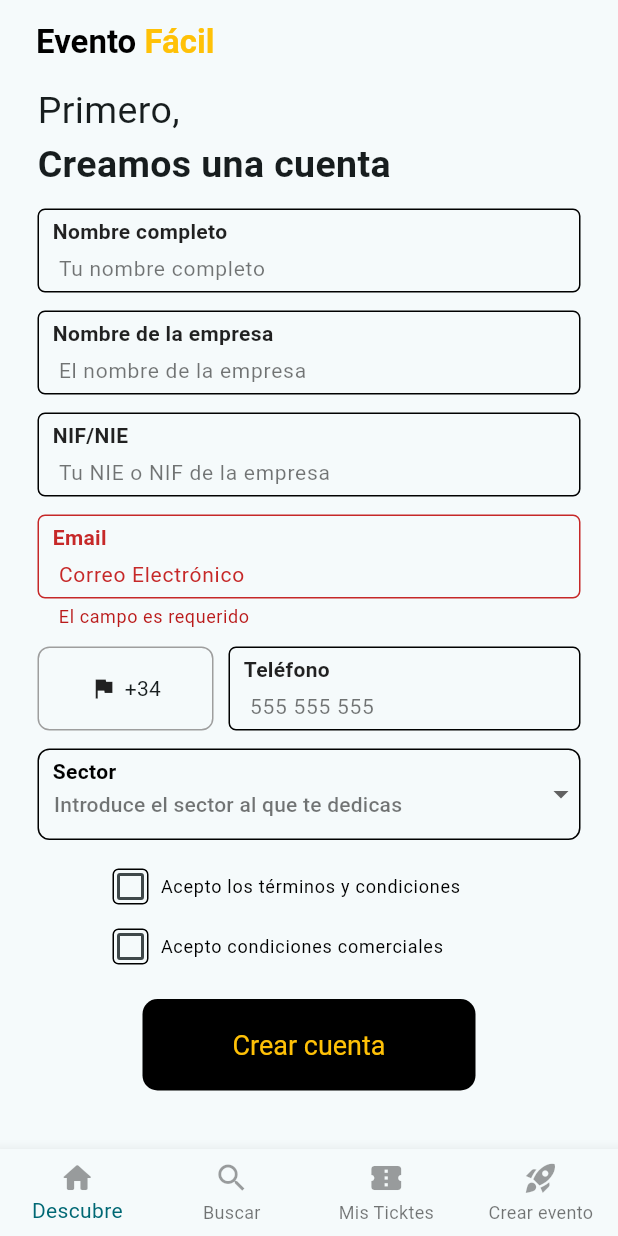
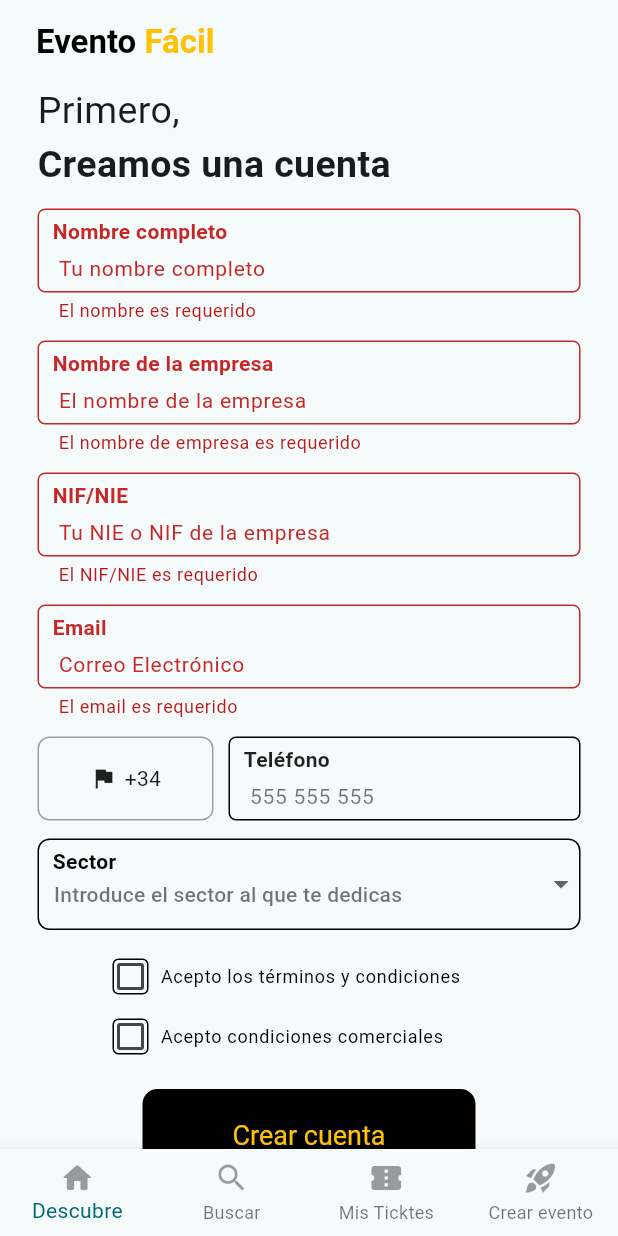
Before and after one commit to ebertmillar/eventos_app, a Flutter app: the screen it shows after launch, after a tap on "Crear cuenta", on a phone screen of 412 x 824 dp. Run offline on Flutter 3.47's test engine with Material 3 defaults, Android fonts, the phone set to English and light mode, and no system bars; our stand-ins replace dio, flutter_dotenv, flutter_riverpod, formz, intl_phone_number_input, mask_text_input_formatter.

Commit message:
se agrego validacion phone, modificar

```diff
--- a/lib/presentation/providers/providers.dart
+++ b/lib/presentation/providers/providers.dart
@@ -0,0 +1,2 @@
+export 'auth_provider.dart';
+export 'register_form_provider.dart';
--- a/lib/presentation/providers/register_form_provider.dart
+++ b/lib/presentation/providers/register_form_provider.dart
@@ -1,9 +1,11 @@
 //! state provider
 
 import 'package:eventos_app/presentation/providers/auth_provider.dart';
-import 'package:eventos_app/presentation/shared/infrastucture/inputs/email.dart';
+import 'package:eventos_app/presentation/shared/infrastucture/inputs/phone.dart';
+import 'package:eventos_app/presentation/shared/shared.dart';
 import 'package:flutter_riverpod/flutter_riverpod.dart';
 import 'package:formz/formz.dart';
+import 'package:intl_phone_number_input/intl_phone_number_input.dart';
 
 final registerFormProvider = StateNotifierProvider.autoDispose<RegisterFormNotifier,RegisterFormState>((ref) {
 
@@ -22,27 +24,44 @@ class RegisterFormNotifier extends StateNotifier<RegisterFormState> {
   }): super(RegisterFormState());
 
   void onFullNameChanged(String value) {
-    state = state.copyWith(fullName: value);
+    final newFullName = FullName.dirty(value: value);
+    state = state.copyWith(
+      fullName: newFullName,
+      isValid: Formz.validate([newFullName, state.companyName, state.nif, state.email])
+    );
   }
 
   void onCompanyNameChanged(String value) {
-    state = state.copyWith(companyName: value);
+    final newCompanyName = CompanyName.dirty(value: value);
+    state = state.copyWith(
+      companyName: newCompanyName,
+      isValid: Formz.validate([newCompanyName, state.fullName, state.nif, state.email])
+    );
   }
 
   void onNifChanged(String value) {
-    state = state.copyWith(nif: value);
+    final newNif = NifNie.dirty(value: value);
+    state = state.copyWith(
+      nif: newNif,
+      isValid: Formz.validate([newNif, state.fullName, state.nif, state.email])
+    );
   }
 
   void onEmailChanged(String value) {
     final newEmail = Email.dirty(value: value);
     state = state.copyWith(
       email: newEmail,
-      isValid: Formz.validate([newEmail]),
+      isValid: Formz.validate([newEmail, state.fullName, state.companyName, state.nif]),
     );
   }
 
   void onTelefonoChanged(String value) {
-    state = state.copyWith(telefono: value);
+    //state = state.copyWith(telefono: value);
+    final newTelefono = Phone.dirty(value: value);
+    state = state.copyWith(
+      telefono: newTelefono,
+      isValid: Formz.validate([newTelefono, state.fullName, state.companyName, state.nif, state.email])
+    );
   }
 
   void onSectorChanged(String value) {
@@ -65,11 +84,11 @@ class RegisterFormNotifier extends StateNotifier<RegisterFormState> {
     if(!state.isValid) return;
 
     await registerUserCallback(
-    state.fullName,
-    state.companyName,
-    state.nif,
+    state.fullName.value,
+    state.companyName.value,
+    state.nif.value,
     state.email.value,
-    state.telefono,
+    state.telefono.value,
     state.sector,
     state.aceptaTerminos,
     state.aceptaComunicaciones ?? false
@@ -82,10 +101,10 @@ class RegisterFormNotifier extends StateNotifier<RegisterFormState> {
 
   _touchEveryField() {
     final email = Email.dirty(value: state.email.value);
-    final fullName = state.fullName.isNotEmpty ? state.fullName : 'El campo es requerido';
-    final companyName = state.companyName.isNotEmpty ? state.companyName : 'El campo es requerido';
-    final nif = state.nif.isNotEmpty ? state.nif : 'El campo es requerido';
-    final telefono = state.telefono.isNotEmpty ? state.telefono : 'El campo es requerido';
+    final fullName = FullName.dirty(value: state.fullName.value);
+    final companyName = CompanyName.dirty(value: state.companyName.value);
+    final nif = NifNie.dirty(value: state.nif.value);
+    final telefono = Phone.dirty(value: state.telefono.value);
     final sector = state.sector.isNotEmpty ? state.sector : 'El campo es requerido';
 
     final aceptaTerminos = state.aceptaTerminos;
@@ -102,7 +121,7 @@ class RegisterFormNotifier extends StateNotifier<RegisterFormState> {
       sector: sector,
       aceptaTerminos: aceptaTerminos,
       aceptaComunicaciones: aceptaComunicaciones,
-      isValid: Formz.validate([email]),
+      isValid: Formz.validate([email , nif]),
     );
   }
 
@@ -113,11 +132,11 @@ class RegisterFormState{
   final bool isPosting;
   final bool isFormPosted;
   final bool isValid;
-  final String fullName;
-  final String companyName;
-  final String nif;
+  final FullName fullName;
+  final CompanyName companyName;
+  final NifNie nif;
   final Email email;
-  final String telefono;
+  final Phone telefono;
   final String sector;
   final bool aceptaTerminos;
   final bool? aceptaComunicaciones;
@@ -126,11 +145,11 @@ class RegisterFormState{
     this.isPosting = false,
     this.isFormPosted= false,
     this.isValid = false,
-    this.fullName = '',
-    this.companyName = '',
-    this.nif ='',
+    this.fullName = const FullName.pure(),
+    this.companyName = const CompanyName.pure(),
+    this.nif = const NifNie.pure(),
     this.email = const Email.pure(),
-    this.telefono ='' ,
+    this.telefono = const Phone.pure() ,
     this.sector ='',
     this.aceptaTerminos = false,
     this.aceptaComunicaciones = false
@@ -140,11 +159,11 @@ class RegisterFormState{
     bool? isPosting,
     bool? isFormPosted,
     bool? isValid,
-    String? fullName,
-    String? companyName,
-    String? nif,
+    FullName? fullName,
+    CompanyName? companyName,
+    NifNie? nif,
     Email? email,
-    String? telefono,
+    Phone? telefono,
     String? sector,
     bool? aceptaTerminos,
     bool? aceptaComunicaciones,
--- a/lib/presentation/screens/register_user_screen.dart
+++ b/lib/presentation/screens/register_user_screen.dart
@@ -81,6 +81,7 @@ class _RegisterForm extends ConsumerWidget {
             hint: 'Tu nombre completo',
             keyboardType: TextInputType.text,
             onChanged: ref.read(registerFormProvider.notifier).onFullNameChanged,
+            errorMessage: registerForm.isFormPosted ? registerForm.fullName.errorMessage : null,
           ),
 
           CustomTextFormField(
@@ -88,6 +89,7 @@ class _RegisterForm extends ConsumerWidget {
             hint: 'El nombre de la empresa',
             keyboardType: TextInputType.text,
             onChanged: ref.read(registerFormProvider.notifier).onCompanyNameChanged,
+            errorMessage: registerForm.isFormPosted ? registerForm.companyName.errorMessage : null,
           ),
 
           CustomTextFormField(
@@ -95,6 +97,7 @@ class _RegisterForm extends ConsumerWidget {
             hint: 'Tu NIE o NIF de la empresa',
             keyboardType: TextInputType.text,
             onChanged: ref.read(registerFormProvider.notifier).onNifChanged,
+            errorMessage: registerForm.isFormPosted ? registerForm.nif.errorMessage : null,
           ),
 
           CustomTextFormField(
@@ -135,6 +138,7 @@ class _RegisterForm extends ConsumerWidget {
 
                 child: CustomTextFormField(
                   onChanged: ref.read(registerFormProvider.notifier).onTelefonoChanged,
+                  keyboardType: TextInputType.number,
                   label: 'Teléfono',
                   hint: '555 555 555'
                 ),
--- /dev/null
+++ b/lib/presentation/shared/infrastucture/inputs/company_name.dart
@@ -0,0 +1,36 @@
+import 'package:formz/formz.dart';
+
+// Definir los errores de validación
+enum CompanyNameError { empty, format }
+
+// Extender FormzInput y proporcionar el tipo de entrada y el tipo de error.
+class CompanyName extends FormzInput<String, CompanyNameError> {
+  // Expresión regular para permitir letras, números, espacios y algunos caracteres especiales comunes en nombres de empresas (como punto, coma, y, y guion)
+  static final RegExp companyNameRegExp = RegExp(r'^[a-zA-Z0-9\s,\.&-]+$');
+
+  // Llamar a super.pure para representar una entrada de formulario no modificada.
+  const CompanyName.pure() : super.pure('');
+
+  // Llamar a super.dirty para representar una entrada de formulario modificada.
+  const CompanyName.dirty({String value = ''}) : super.dirty(value);
+
+  // Obtener el mensaje de error
+  String? get errorMessage {
+    if (isValid || isPure) return null;
+
+    if (displayError == CompanyNameError.empty) return 'El nombre de empresa es requerido';
+    if (displayError == CompanyNameError.format) {
+      return 'El nombre de la empresa solo puede contener letras, números, espacios y algunos caracteres especiales como ., -, y &';
+    }
+
+    return null;
+  }
+
+  // Sobrescribir el validador para manejar la validación de un valor de entrada dado
+  @override
+  CompanyNameError? validator(String value) {
+    if (value.isEmpty || value.trim().isEmpty) return CompanyNameError.empty;
+    if (!companyNameRegExp.hasMatch(value)) return CompanyNameError.format;
+    return null;
+  }
+}
--- a/lib/presentation/shared/infrastucture/inputs/email.dart
+++ b/lib/presentation/shared/infrastucture/inputs/email.dart
@@ -18,7 +18,7 @@ class Email extends FormzInput<String, EmailError> {
   String? get errorMessage {
     if (isValid || isPure) return null;
 
-    if (displayError == EmailError.empty) return 'El campo es requerido';
+    if (displayError == EmailError.empty) return 'El email es requerido';
     if (displayError == EmailError.format) {
       return 'No tiene formato de correo electrónico';
     }
--- /dev/null
+++ b/lib/presentation/shared/infrastucture/inputs/full_name.dart
@@ -0,0 +1,36 @@
+import 'package:formz/formz.dart';
+
+// Definir los errores de validación
+enum FullNameError { empty, format }
+
+// Extender FormzInput y proporcionar el tipo de entrada y el tipo de error.
+class FullName extends FormzInput<String, FullNameError> {
+  // Expresión regular para permitir solo letras y espacios
+  static final RegExp fullNameRegExp = RegExp(r'^[a-zA-Z\s]+$');
+
+  // Llamar a super.pure para representar una entrada de formulario no modificada.
+  const FullName.pure() : super.pure('');
+
+  // Llamar a super.dirty para representar una entrada de formulario modificada.
+  const FullName.dirty({String value = ''}) : super.dirty(value);
+
+  // Obtener el mensaje de error
+  String? get errorMessage {
+    if (isValid || isPure) return null;
+
+    if (displayError == FullNameError.empty) return 'El nombre es requerido';
+    if (displayError == FullNameError.format) {
+      return 'El nombre solo puede contener letras y espacios';
+    }
+
+    return null;
+  }
+
+  // Sobrescribir el validador para manejar la validación de un valor de entrada dado
+  @override
+  FullNameError? validator(String value) {
+    if (value.isEmpty || value.trim().isEmpty) return FullNameError.empty;
+    if (!fullNameRegExp.hasMatch(value)) return FullNameError.format;
+    return null;
+  }
+}
--- a/lib/presentation/shared/infrastucture/inputs/nif_nie.dart
+++ b/lib/presentation/shared/infrastucture/inputs/nif_nie.dart
@@ -19,7 +19,7 @@ class NifNie extends FormzInput<String, NifNieError> {
   String? get errorMessage {
     if (isValid || isPure) return null;
 
-    if (displayError == NifNieError.empty) return 'El campo es requerido';
+    if (displayError == NifNieError.empty) return 'El NIF/NIE es requerido';
     if (displayError == NifNieError.format) {
       // Detecta si es NIF o NIE según el primer carácter
       if (value.startsWith(RegExp(r'[XYZ]'))) {
--- a/lib/presentation/shared/shared.dart
+++ b/lib/presentation/shared/shared.dart
@@ -4,3 +4,9 @@ export 'widgets/custom_navigationbar.dart';
 export 'widgets/custom_text_form_field.dart';
 export 'widgets/custom_phone_form_field.dart';
 export 'widgets/custom_dropdown_form_field.dart';
+
+export 'infrastucture/inputs/full_name.dart';
+export 'infrastucture/inputs/company_name.dart';
+export 'infrastucture/inputs/nif_nie.dart';
+export 'infrastucture/inputs/email.dart';
+export 'infrastucture/inputs/phone.dart';
--- a/lib/presentation/shared/widgets/custom_text_form_field.dart
+++ b/lib/presentation/shared/widgets/custom_text_form_field.dart
@@ -1,4 +1,5 @@
 import 'package:flutter/material.dart';
+import 'package:flutter/services.dart';
 
 class CustomTextFormField extends StatelessWidget {
 
@@ -9,7 +10,9 @@ class CustomTextFormField extends StatelessWidget {
   final Color borderColor;
   final String? errorMessage;
   final TextInputType? keyboardType;
+  final List<TextInputFormatter>? inputFormatters;
   final Function(String)? onChanged;
+  final TextEditingController? controller;
 
 
   const CustomTextFormField({
@@ -20,6 +23,8 @@ class CustomTextFormField extends StatelessWidget {
     this.errorMessage,
     this.keyboardType = TextInputType.text ,
     this.onChanged,
+    this.inputFormatters,
+    this.controller
   });
 
   @override
@@ -36,6 +41,8 @@ class CustomTextFormField extends StatelessWidget {
         children: [
           TextFormField(
             onChanged: onChanged,
+            controller: controller,
+            inputFormatters: inputFormatters,
             textAlignVertical: TextAlignVertical.bottom,
             decoration: InputDecoration(
               hintText: hint,
--- a/pubspec.yaml
+++ b/pubspec.yaml
@@ -15,6 +15,7 @@ dependencies:
   flutter_riverpod: ^2.6.1
   formz: ^0.8.0
   intl_phone_number_input: ^0.7.4
+  mask_text_input_formatter: ^2.9.0
 
 dev_dependencies:
   flutter_lints: ^4.0.0
```
Also changed, not shown: lib/presentation/providers/auth_provider.dart (+6 -17 lines), lib/presentation/shared/infrastucture/inputs/phone.dart (added, +52 -0 lines), pubspec.lock.
